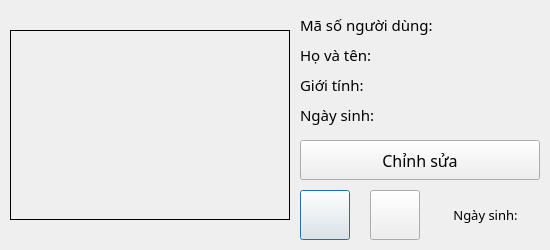
komtom443/Face-recognition-by-B19DCAT208, file ui/userListUI.ui: the form before one commit.
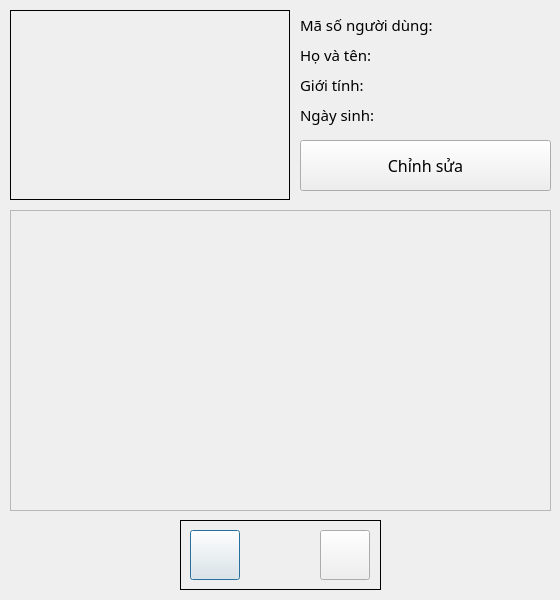
The form after the commit.

```diff
--- a/ui/userListUI.ui
+++ b/ui/userListUI.ui
@@ -6,8 +6,8 @@
    <rect>
     <x>0</x>
     <y>0</y>
-    <width>550</width>
-    <height>250</height>
+    <width>560</width>
+    <height>600</height>
    </rect>
   </property>
   <property name="windowTitle">
@@ -16,8 +16,8 @@
   <widget class="QPushButton" name="preButton">
    <property name="geometry">
     <rect>
-     <x>300</x>
-     <y>190</y>
+     <x>190</x>
+     <y>530</y>
      <width>50</width>
      <height>50</height>
     </rect>
@@ -29,8 +29,8 @@
   <widget class="QPushButton" name="nextButton">
    <property name="geometry">
     <rect>
-     <x>370</x>
-     <y>190</y>
+     <x>320</x>
+     <y>530</y>
      <width>50</width>
      <height>50</height>
     </rect>
@@ -43,7 +43,7 @@
    <property name="geometry">
     <rect>
      <x>10</x>
-     <y>30</y>
+     <y>10</y>
      <width>280</width>
      <height>190</height>
     </rect>
@@ -136,8 +136,8 @@
     <rect>
      <x>300</x>
      <y>140</y>
-     <width>240</width>
-     <height>40</height>
+     <width>251</width>
+     <height>51</height>
     </rect>
    </property>
    <property name="font">
@@ -153,25 +153,84 @@
   <widget class="QLabel" name="num">
    <property name="geometry">
     <rect>
-     <x>430</x>
-     <y>200</y>
-     <width>111</width>
+     <x>240</x>
+     <y>540</y>
+     <width>80</width>
      <height>30</height>
     </rect>
    </property>
    <property name="font">
     <font>
      <family>Quicksand</family>
-     <pointsize>10</pointsize>
+     <pointsize>12</pointsize>
     </font>
    </property>
+   <property name="frameShape">
+    <enum>QFrame::NoFrame</enum>
+   </property>
    <property name="text">
-    <string>Ngày sinh:</string>
+    <string/>
    </property>
    <property name="alignment">
     <set>Qt::AlignCenter</set>
    </property>
   </widget>
+  <widget class="QLabel" name="label">
+   <property name="geometry">
+    <rect>
+     <x>180</x>
+     <y>520</y>
+     <width>201</width>
+     <height>70</height>
+    </rect>
+   </property>
+   <property name="frameShape">
+    <enum>QFrame::Box</enum>
+   </property>
+   <property name="text">
+    <string/>
+   </property>
+  </widget>
+  <widget class="QScrollArea" name="historyDisplay">
+   <property name="geometry">
+    <rect>
+     <x>10</x>
+     <y>210</y>
+     <width>541</width>
+     <height>301</height>
+    </rect>
+   </property>
+   <property name="font">
+    <font>
+     <family>Quicksand</family>
+     <pointsize>12</pointsize>
+    </font>
+   </property>
+   <property name="widgetResizable">
+    <bool>true</bool>
+   </property>
+   <widget class="QWidget" name="scrollAreaWidgetContents">
+    <property name="geometry">
+     <rect>
+      <x>0</x>
+      <y>0</y>
+      <width>539</width>
+      <height>299</height>
+     </rect>
+    </property>
+   </widget>
+  </widget>
+  <zorder>label</zorder>
+  <zorder>preButton</zorder>
+  <zorder>nextButton</zorder>
+  <zorder>image</zorder>
+  <zorder>id</zorder>
+  <zorder>name</zorder>
+  <zorder>sex</zorder>
+  <zorder>dob</zorder>
+  <zorder>editUserButton</zorder>
+  <zorder>num</zorder>
+  <zorder>historyDisplay</zorder>
  </widget>
  <resources/>
  <connections/>
```
